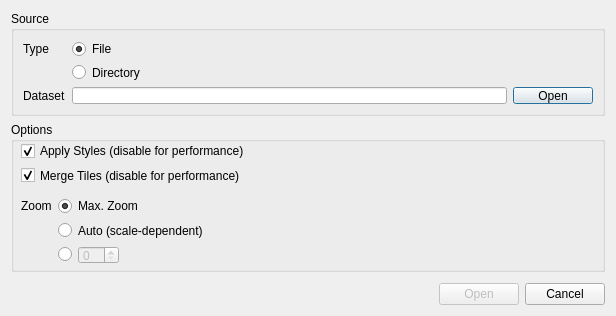
Qt form ui/dlg_file_connection.ui (geometalab/Vector-Tiles-Reader-QGIS-Plugin) before a commit.
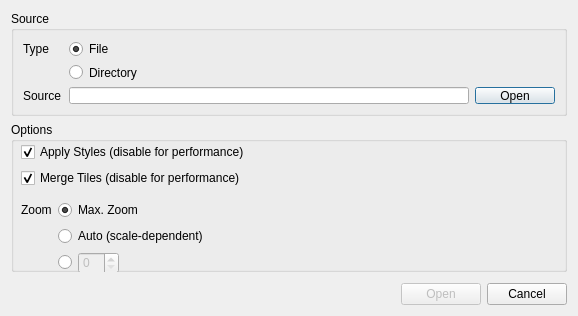
The same form after that commit. Icons and pictures are not drawn.

What changed in the file:
```diff
--- a/ui/dlg_file_connection.ui
+++ b/ui/dlg_file_connection.ui
@@ -9,7 +9,7 @@
    <rect>
     <x>0</x>
     <y>0</y>
-    <width>616</width>
+    <width>578</width>
     <height>316</height>
    </rect>
   </property>
@@ -19,6 +19,12 @@
     <verstretch>0</verstretch>
    </sizepolicy>
   </property>
+  <property name="minimumSize">
+   <size>
+    <width>250</width>
+    <height>0</height>
+   </size>
+  </property>
   <property name="windowTitle">
    <string>Add Vector Tile Layer</string>
   </property>
@@ -142,7 +148,7 @@
            </size>
           </property>
           <property name="text">
-           <string>Dataset</string>
+           <string>Source</string>
           </property>
           <property name="margin">
            <number>0</number>
@@ -183,7 +189,7 @@
         <x>10</x>
         <y>20</y>
         <width>541</width>
-        <height>122</height>
+        <height>131</height>
        </rect>
       </property>
       <layout class="QFormLayout" name="formLayout_2">
@@ -248,7 +254,7 @@
        </item>
        <item row="5" column="1">
         <layout class="QHBoxLayout" name="horizontalLayout">
-         <item>
+         <item alignment="Qt::AlignVCenter">
           <widget class="QRadioButton" name="rbZoomManual">
            <property name="maximumSize">
             <size>
@@ -264,17 +270,23 @@
            </attribute>
           </widget>
          </item>
-         <item>
+         <item alignment="Qt::AlignVCenter">
           <widget class="QSpinBox" name="zoomSpin">
            <property name="enabled">
             <bool>false</bool>
            </property>
            <property name="sizePolicy">
-            <sizepolicy hsizetype="Fixed" vsizetype="Fixed">
+            <sizepolicy hsizetype="Fixed" vsizetype="Preferred">
              <horstretch>0</horstretch>
              <verstretch>0</verstretch>
             </sizepolicy>
            </property>
+           <property name="minimumSize">
+            <size>
+             <width>0</width>
+             <height>22</height>
+            </size>
+           </property>
           </widget>
          </item>
          <item>
```
Left out of the diff: 23 changed lines with no effect on the pictures.
